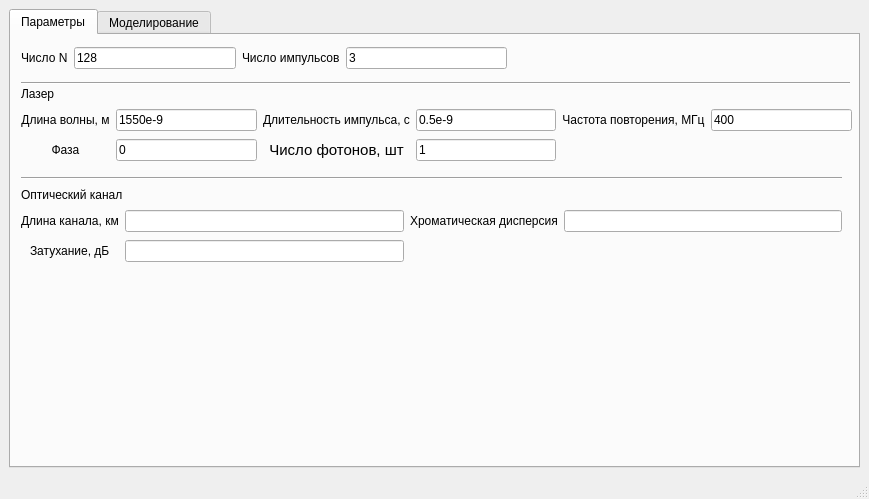
This is mainwindow.ui in Yorick2014/SimQC as Qt 5 draws it before an edit. The edited form follows.
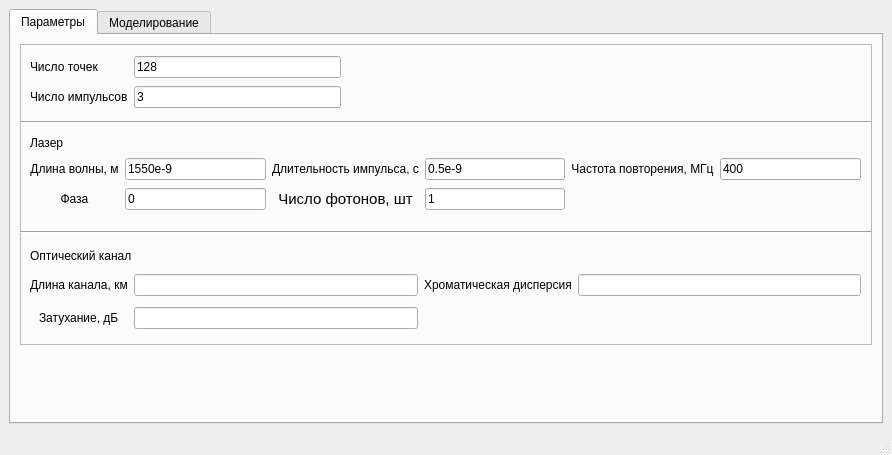
This is the edited form. The open tabs and pages were chosen to show the change. Custom widgets are drawn as their Qt base class.

Commit message: Доработал интерфейс

```diff
--- a/mainwindow.ui
+++ b/mainwindow.ui
@@ -6,8 +6,8 @@
    <rect>
     <x>0</x>
     <y>0</y>
-    <width>869</width>
-    <height>499</height>
+    <width>892</width>
+    <height>455</height>
    </rect>
   </property>
   <property name="sizePolicy">
@@ -87,16 +87,44 @@
        <attribute name="title">
         <string>Параметры</string>
        </attribute>
+       <widget class="QFrame" name="frame_2">
+        <property name="geometry">
+         <rect>
+          <x>9</x>
+          <y>9</y>
+          <width>852</width>
+          <height>301</height>
+         </rect>
+        </property>
+        <property name="frameShape">
+         <enum>QFrame::StyledPanel</enum>
+        </property>
+        <property name="frameShadow">
+         <enum>QFrame::Raised</enum>
+        </property>
        <widget class="QWidget" name="gridLayoutWidget">
         <property name="geometry">
          <rect>
           <x>10</x>
           <y>10</y>
-          <width>486</width>
-          <height>27</height>
+           <width>311</width>
+           <height>58</height>
          </rect>
         </property>
         <layout class="QGridLayout" name="gridLayout_2">
+          <item row="0" column="0">
+           <widget class="QLabel" name="label_13">
+            <property name="sizePolicy">
+             <sizepolicy hsizetype="Fixed" vsizetype="Fixed">
+              <horstretch>0</horstretch>
+              <verstretch>0</verstretch>
+             </sizepolicy>
+            </property>
+            <property name="text">
+             <string>Число точек</string>
+            </property>
+           </widget>
+          </item>
          <item row="0" column="1">
           <widget class="QLineEdit" name="lineEdit_N">
            <property name="text">
@@ -104,7 +132,7 @@
            </property>
           </widget>
          </item>
-         <item row="0" column="2">
+          <item row="1" column="0">
           <widget class="QLabel" name="label_14">
            <property name="sizePolicy">
             <sizepolicy hsizetype="Fixed" vsizetype="Fixed">
@@ -117,20 +145,7 @@
            </property>
           </widget>
          </item>
-         <item row="0" column="0">
-          <widget class="QLabel" name="label_13">
-           <property name="sizePolicy">
-            <sizepolicy hsizetype="Fixed" vsizetype="Fixed">
-             <horstretch>0</horstretch>
-             <verstretch>0</verstretch>
-            </sizepolicy>
-           </property>
-           <property name="text">
-            <string>Число N</string>
-           </property>
-          </widget>
-         </item>
-         <item row="0" column="3">
+          <item row="1" column="1">
           <widget class="QLineEdit" name="lineEdit_num_pulse">
            <property name="text">
             <string>3</string>
@@ -139,11 +154,30 @@
          </item>
         </layout>
        </widget>
+        <widget class="Line" name="line_3">
+         <property name="geometry">
+          <rect>
+           <x>0</x>
+           <y>70</y>
+           <width>851</width>
+           <height>16</height>
+          </rect>
+         </property>
+         <property name="sizePolicy">
+          <sizepolicy hsizetype="Preferred" vsizetype="Fixed">
+           <horstretch>0</horstretch>
+           <verstretch>0</verstretch>
+          </sizepolicy>
+         </property>
+         <property name="orientation">
+          <enum>Qt::Horizontal</enum>
+         </property>
+        </widget>
        <widget class="QWidget" name="gridLayoutWidget_2">
         <property name="geometry">
          <rect>
           <x>10</x>
-          <y>50</y>
+           <y>90</y>
           <width>831</width>
           <height>81</height>
          </rect>
@@ -241,79 +275,47 @@
          </item>
         </layout>
        </widget>
-       <widget class="Line" name="line_3">
-        <property name="geometry">
-         <rect>
-          <x>10</x>
-          <y>40</y>
-          <width>829</width>
-          <height>16</height>
-         </rect>
-        </property>
-        <property name="sizePolicy">
-         <sizepolicy hsizetype="Preferred" vsizetype="Fixed">
-          <horstretch>0</horstretch>
-          <verstretch>0</verstretch>
-         </sizepolicy>
-        </property>
-        <property name="orientation">
-         <enum>Qt::Horizontal</enum>
-        </property>
-       </widget>
        <widget class="QWidget" name="gridLayoutWidget_3">
         <property name="geometry">
          <rect>
           <x>10</x>
-          <y>140</y>
-          <width>821</width>
+           <y>200</y>
+           <width>831</width>
           <height>90</height>
          </rect>
         </property>
         <layout class="QGridLayout" name="gridLayout_4">
-         <item row="2" column="2" alignment="Qt::AlignHCenter">
+          <item row="2" column="1">
+           <widget class="QLineEdit" name="lineEdit_14"/>
+          </item>
+          <item row="1" column="1">
+           <widget class="QLineEdit" name="lineEdit_18"/>
+          </item>
+          <item row="1" column="2" alignment="Qt::AlignHCenter">
           <widget class="QLabel" name="label_22">
            <property name="text">
             <string>Хроматическая дисперсия</string>
            </property>
           </widget>
          </item>
-         <item row="2" column="3">
+          <item row="1" column="3">
           <widget class="QLineEdit" name="lineEdit_16"/>
          </item>
-         <item row="2" column="1">
-          <widget class="QLineEdit" name="lineEdit_18"/>
-         </item>
          <item row="2" column="0" alignment="Qt::AlignHCenter">
-          <widget class="QLabel" name="label_24">
-           <property name="text">
-            <string>Длина канала, км</string>
-           </property>
-          </widget>
-         </item>
-         <item row="3" column="0" alignment="Qt::AlignHCenter">
           <widget class="QLabel" name="label_23">
            <property name="text">
             <string>Затухание, дБ</string>
            </property>
           </widget>
          </item>
-         <item row="3" column="1">
-          <widget class="QLineEdit" name="lineEdit_14"/>
-         </item>
-         <item row="0" column="0" colspan="4">
-          <widget class="Line" name="line_2">
-           <property name="sizePolicy">
-            <sizepolicy hsizetype="Preferred" vsizetype="Fixed">
-             <horstretch>0</horstretch>
-             <verstretch>0</verstretch>
-            </sizepolicy>
-           </property>
-           <property name="orientation">
-            <enum>Qt::Horizontal</enum>
+          <item row="1" column="0" alignment="Qt::AlignHCenter">
+           <widget class="QLabel" name="label_24">
+            <property name="text">
+             <string>Длина канала, км</string>
            </property>
           </widget>
          </item>
-         <item row="1" column="0" colspan="3">
+          <item row="0" column="0" colspan="3">
           <widget class="QLabel" name="label_16">
            <property name="sizePolicy">
             <sizepolicy hsizetype="Fixed" vsizetype="Fixed">
@@ -328,6 +330,26 @@
          </item>
         </layout>
        </widget>
+        <widget class="Line" name="line_4">
+         <property name="geometry">
+          <rect>
+           <x>0</x>
+           <y>180</y>
+           <width>851</width>
+           <height>16</height>
+          </rect>
+         </property>
+         <property name="sizePolicy">
+          <sizepolicy hsizetype="Preferred" vsizetype="Fixed">
+           <horstretch>0</horstretch>
+           <verstretch>0</verstretch>
+          </sizepolicy>
+         </property>
+         <property name="orientation">
+          <enum>Qt::Horizontal</enum>
+         </property>
+        </widget>
+       </widget>
       </widget>
       <widget class="QWidget" name="tab_modeling">
        <property name="sizePolicy">
```
Left out of the diff: 74 changed lines with no effect on the pictures. Lines whose indentation alone changed are shown as unchanged.
